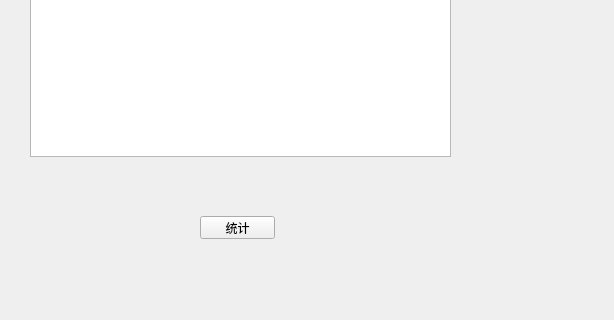
weihule/python-development, file qts/demo_test/ui/test.ui: the form before one commit; both pictures show x 0 to 614 and y 174 to 494 of the 614 by 494 pixel window.
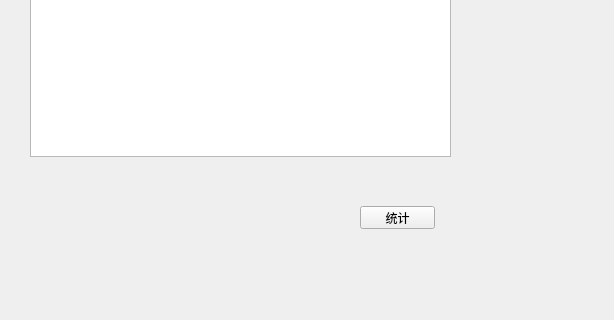
The form after the commit.

Patch:
```diff
--- a/qts/demo_test/ui/test.ui
+++ b/qts/demo_test/ui/test.ui
@@ -29,8 +29,8 @@
   <widget class="QPushButton" name="count_btn">
    <property name="geometry">
     <rect>
-     <x>200</x>
-     <y>390</y>
+     <x>360</x>
+     <y>380</y>
      <width>75</width>
      <height>23</height>
     </rect>
```
